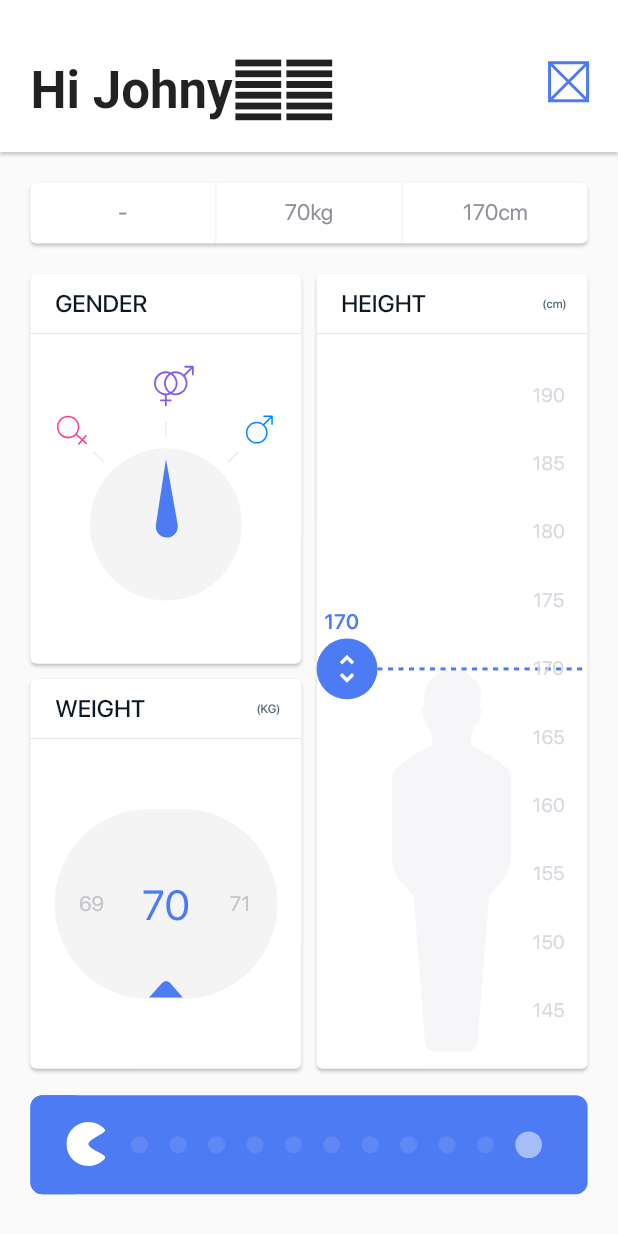
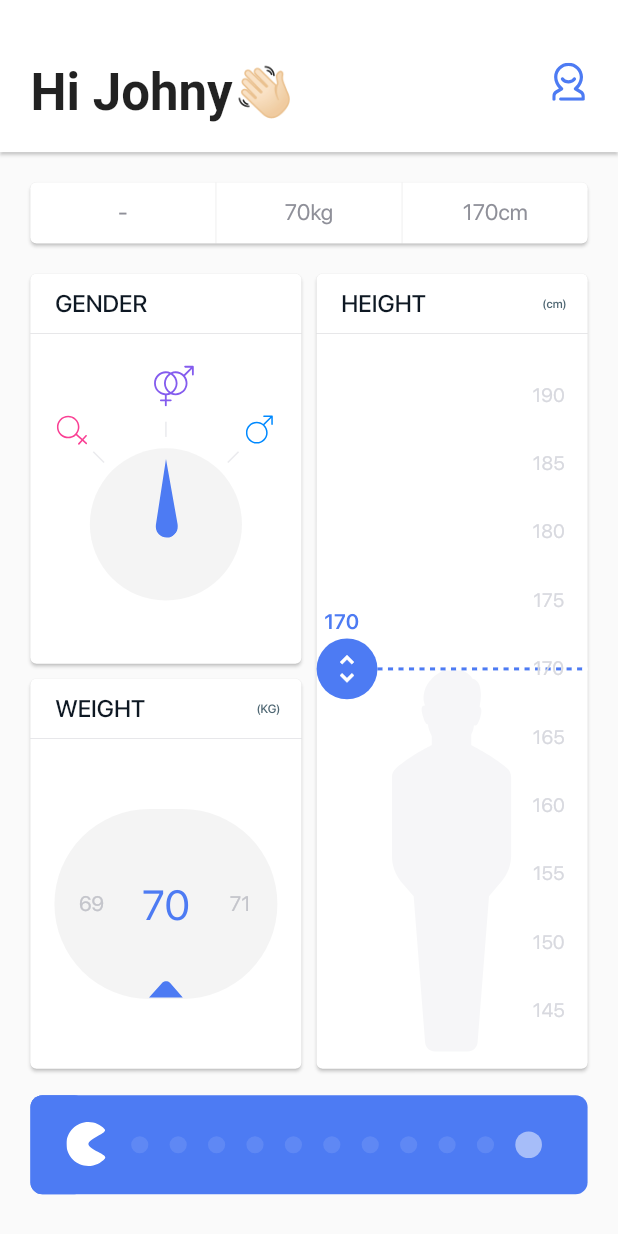
Before and after one commit to LoakickBangu/flutter_bmi_calculator, a Flutter app: the screen it shows after launch, on a phone screen of 412 x 824 dp. Run offline on Flutter 3.47's test engine with Material 2 defaults, Android fonts, the phone set to English and light mode, and no system bars; our stand-ins replace flutter_svg; project files that could hold a hidden picture were left out.

```diff
--- a/lib/app_bar.dart
+++ b/lib/app_bar.dart
@@ -4,8 +4,11 @@ import 'package:bmi_calculator/widget_utils.dart';
 import 'package:bmi_calculator/input_page/input_page_styles.dart';
 
 class BmiAppBar extends StatelessWidget {
+  final bool isInputPage;
   static const String wavingHandEmoji = "\uD83D\uDC4B";
   static const String whiteSkinTone = "\uD83C\uDFFB";
+
+  BmiAppBar({Key key, this.isInputPage = true}) : super(key: key);
 
   @override
   Widget build(BuildContext context) {
@@ -32,10 +35,10 @@ class BmiAppBar extends StatelessWidget {
   Padding _buildIcon(BuildContext context) {
     return Padding(
       padding: EdgeInsets.only(bottom: screenAwareSize(11.0, context)),
-      child: Container(
+      child: SvgPicture.asset(
+        'images/user.svg',
         width: screenAwareSize(20.0, context),
         height: screenAwareSize(20.0, context),
-        child: Placeholder(color: Theme.of(context).primaryColor),
       ),
     );
   }
@@ -46,8 +49,9 @@ class BmiAppBar extends StatelessWidget {
         style: DefaultTextStyle.of(context).style.copyWith(fontSize: 34.0),
         children: [
           TextSpan(
-              text: "Hi Johny", style: TextStyle(fontWeight: FontWeight.bold)),
-          TextSpan(text: getEmoji(context)),
+              text: isInputPage ? "Hi Johny" : "Your BMI",
+              style: TextStyle(fontWeight: FontWeight.bold)),
+          TextSpan(text: isInputPage ? getEmoji(context) : ''),
         ],
       ),
     );
--- /dev/null
+++ b/lib/fade_route.dart
@@ -0,0 +1,20 @@
+import 'package:flutter/material.dart';
+
+class FadeRoute<T> extends MaterialPageRoute<T> {
+  FadeRoute({WidgetBuilder builder, RouteSettings settings})
+      : super(builder: builder, settings: settings);
+
+  @override
+  Duration get transitionDuration => Duration(milliseconds: 500);
+
+  @override
+  Widget buildTransitions(BuildContext context, Animation<double> animation,
+      Animation<double> secondaryAnimation, Widget child) {
+    // return super
+    // .buildTransitions(context, animation, secondaryAnimation, child);
+    return FadeTransition(
+      opacity: animation,
+      child: child,
+    );
+  }
+}
--- a/lib/input_page/input_page.dart
+++ b/lib/input_page/input_page.dart
@@ -8,6 +8,9 @@ import 'package:bmi_calculator/app_bar.dart';
 import 'package:bmi_calculator/models/gender.dart';
 import 'package:bmi_calculator/input_page/input_summary_card.dart';
 import 'package:bmi_calculator/input_page/pacman_slider.dart';
+import 'package:bmi_calculator/input_page/transition_dot.dart';
+import 'package:bmi_calculator/fade_route.dart';
+import 'package:bmi_calculator/result_page.dart';
 
 class InputPage extends StatefulWidget {
   @override
@@ -25,7 +28,16 @@ class _InputPageState extends State<InputPage> with TickerProviderStateMixin {
   void initState() {
     super.initState();
     _submitAnimationController =
-        AnimationController(vsync: this, duration: Duration(seconds: 2));
+        AnimationController(vsync: this, duration: Duration(seconds: 2))
+          ..addStatusListener(
+            (status) {
+              if (status == AnimationStatus.completed) {
+                _goToResultPage().then((_) {
+                  _submitAnimationController.reset();
+                });
+              }
+            },
+          );
   }
 
   @override
@@ -36,7 +48,9 @@ class _InputPageState extends State<InputPage> with TickerProviderStateMixin {
 
   @override
   Widget build(BuildContext context) {
-    return Scaffold(
+    return Stack(
+      children: <Widget>[
+        Scaffold(
           appBar: PreferredSize(
             child: BmiAppBar(),
             preferredSize: Size.fromHeight(appBarHeight(context)),
@@ -49,6 +63,9 @@ class _InputPageState extends State<InputPage> with TickerProviderStateMixin {
               _buildBottom(context)
             ],
           ),
+        ),
+        TransitionDot(animation: _submitAnimationController),
+      ],
     );
   }
 
@@ -100,4 +117,13 @@ class _InputPageState extends State<InputPage> with TickerProviderStateMixin {
       ],
     );
   }
+
+  _goToResultPage() async {
+    return Navigator.of(context).push(FadeRoute(
+        builder: (context) => ResultPage(
+              weight: weight,
+              height: height,
+              gender: gender,
+            )));
   }
+}
--- a/lib/input_page/pacman_slider.dart
+++ b/lib/input_page/pacman_slider.dart
@@ -249,7 +249,9 @@ class _AnimatedDotsState extends State<AnimatedDots>
     hintAnimationController.addStatusListener((status) {
       if (status == AnimationStatus.completed) {
         Future.delayed(Duration(milliseconds: 800), () {
-          hintAnimationController.forward(from: 0.0);
+          try {
+            hintAnimationController.forward(from: 0.0);
+          } catch (e) {}
         });
       }
     });
--- /dev/null
+++ b/lib/input_page/transition_dot.dart
@@ -0,0 +1,70 @@
+import 'dart:math' as math;
+import 'package:flutter/material.dart';
+import 'package:bmi_calculator/widget_utils.dart';
+
+class TransitionDot extends AnimatedWidget {
+  TransitionDot({Key key, Listenable animation})
+      : super(key: key, listenable: animation);
+
+  Animation<double> get sizeAnimation => LoopedSizeAnimation().animate(
+      CurvedAnimation(parent: super.listenable, curve: Interval(0.3, 0.8)));
+
+  Animation<int> get positionAnimation => IntTween(begin: 0, end: 50).animate(
+      CurvedAnimation(parent: super.listenable, curve: Interval(0.15, 0.3)));
+
+  @override
+  Widget build(BuildContext context) {
+    double scaledSize = screenAwareSize(sizeAnimation.value, context);
+    double deviceHeight = MediaQuery.of(context).size.height;
+    double deviceWidth = MediaQuery.of(context).size.width;
+    double height = math.min(scaledSize, deviceHeight);
+    double width = math.min(scaledSize, deviceWidth);
+
+    Decoration decoration = BoxDecoration(
+        shape: width < 0.9 * deviceWidth ? BoxShape.circle : BoxShape.rectangle,
+        color: Theme.of(context).primaryColor);
+
+    Widget dot = Container(
+      decoration: decoration,
+      width: width,
+      height: height,
+    );
+
+    return IgnorePointer(
+      child: Opacity(
+        opacity: positionAnimation.value > 0 ? 1.0 : 0.0,
+        child: Scaffold(
+          body: Center(
+            child: Column(
+              mainAxisAlignment: MainAxisAlignment.end,
+              children: <Widget>[
+                Spacer(flex: 104 - positionAnimation.value),
+                dot,
+                Spacer(flex: 4 + positionAnimation.value),
+              ],
+            ),
+          ),
+        ),
+      ),
+    );
+  }
+}
+
+class LoopedSizeAnimation extends Animatable<double> {
+  final double defaultSize = 52.0;
+  final double expansionRange = 30.0;
+  final int numberOfCycles = 2;
+  final double fullExpansionEdge = 0.8;
+
+  @override
+  double transform(double t) {
+    if (t < fullExpansionEdge) {
+      double normalizedT = t / fullExpansionEdge;
+      return defaultSize +
+          math.sin(numberOfCycles * 2 * math.pi * t) * expansionRange;
+    } else {
+      double normalizedT = (t - fullExpansionEdge) / (1 - fullExpansionEdge);
+      return defaultSize + normalizedT * 2000.0;
+    }
+  }
+}
```
Also changed, not shown: lib/calculator.dart (added, +10 -0 lines), lib/result_page.dart (added, +136 -0 lines). Lines whose indentation alone changed are shown as unchanged.
